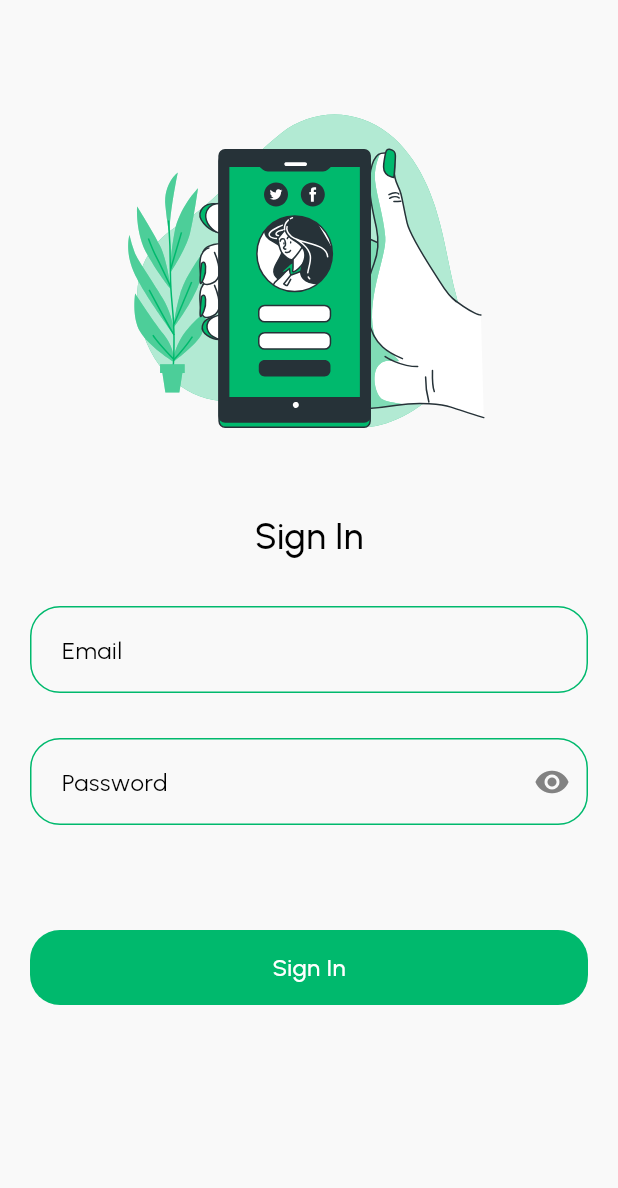
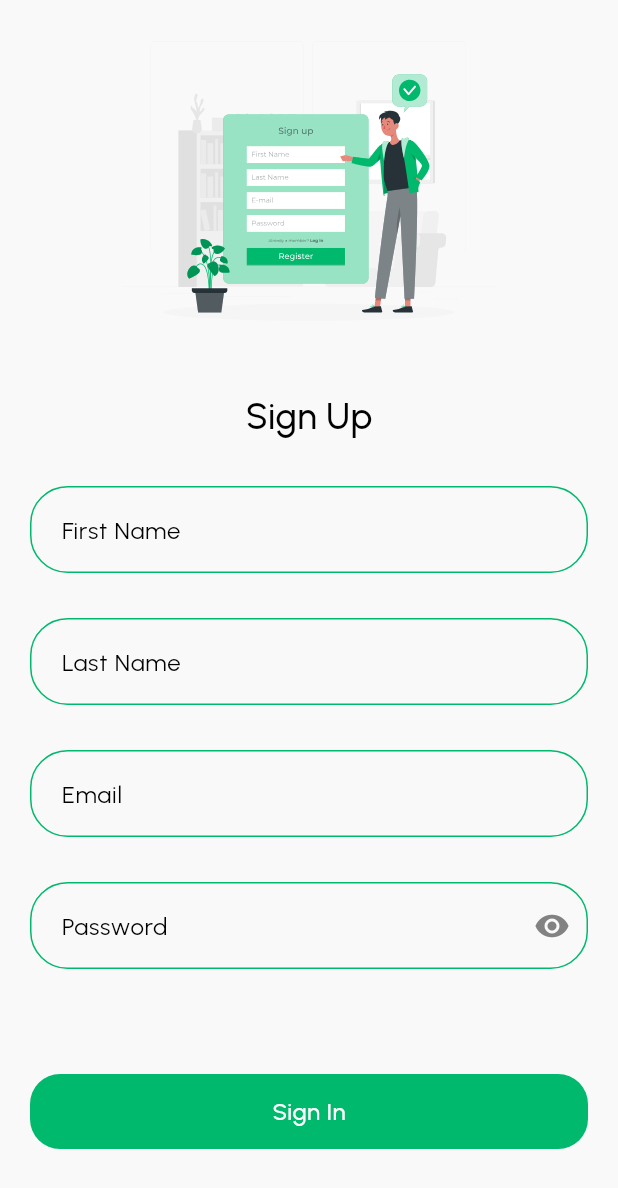
Before and after one commit to samrasugu/nutrimate, a Flutter app: the screen it shows after launch, on a phone screen of 412 x 824 dp. Shown: the top 1188 px of the screen. Run offline on Flutter 3.47's test engine with Material 3 defaults, Android fonts, the phone set to English and light mode, and no system bars; our stand-ins replace flutter_svg.

Commit message:
feat: sign up page

```diff
--- a/lib/domain/core/value_objects/app_strings.dart
+++ b/lib/domain/core/value_objects/app_strings.dart
@@ -2,3 +2,8 @@
 const String signInText = 'Sign In';
 const String emailString = 'Email';
 const String passwordString = 'Password';
+
+// sign up
+const String signUpText = 'Sign Up';
+const String firstNameString = 'First Name';
+const String lastNameString = 'Last Name';
--- a/lib/domain/core/value_objects/asset_strings.dart
+++ b/lib/domain/core/value_objects/asset_strings.dart
@@ -1 +1,2 @@
 const String loginEmailSvgPath = 'assets/images/sign_in_email.svg';
+const String signUpSvgPath = 'assets/images/sign_up.svg';
--- a/lib/main.dart
+++ b/lib/main.dart
@@ -1,6 +1,6 @@
 import 'package:flutter/material.dart';
 import 'package:nutrimate/presentation/core/theme/theme.dart';
-import 'package:nutrimate/presentation/onboarding/login/pages/login_page.dart';
+import 'package:nutrimate/presentation/onboarding/signup/pages/sign_up_page.dart';
 
 void main() {
   runApp(const MyApp());
@@ -15,7 +15,7 @@ class MyApp extends StatelessWidget {
       title: 'NutriMate',
       debugShowCheckedModeBanner: false,
       theme: AppTheme.getTheme(),
-      home: const LoginPage(),
+      home: const SignUpPage(),
     );
   }
 }
--- a/lib/presentation/core/widgets/custom_text_field.dart
+++ b/lib/presentation/core/widgets/custom_text_field.dart
@@ -65,7 +65,7 @@ class CustomTextField extends StatelessWidget {
           gapPadding: 4.0,
           borderRadius: const BorderRadius.all(
             Radius.circular(
-              20,
+              25,
             ),
           ),
         ),
@@ -76,7 +76,7 @@ class CustomTextField extends StatelessWidget {
           gapPadding: 4.0,
           borderRadius: BorderRadius.all(
             Radius.circular(
-              20,
+              25,
             ),
           ),
         ),
@@ -86,7 +86,7 @@ class CustomTextField extends StatelessWidget {
           ),
           borderRadius: const BorderRadius.all(
             Radius.circular(
-              20,
+              25,
             ),
           ),
         ),
--- /dev/null
+++ b/lib/presentation/onboarding/signup/pages/sign_up_page.dart
@@ -0,0 +1,133 @@
+import 'package:flutter/material.dart';
+import 'package:flutter/services.dart';
+import 'package:flutter_svg/svg.dart';
+import 'package:nutrimate/domain/core/value_objects/app_strings.dart';
+import 'package:nutrimate/domain/core/value_objects/asset_strings.dart';
+import 'package:nutrimate/presentation/core/theme/theme.dart';
+import 'package:nutrimate/presentation/core/widgets/custom_button.dart';
+import 'package:nutrimate/presentation/core/widgets/custom_text_field.dart';
+import 'package:nutrimate/presentation/global/spaces.dart';
+import 'package:nutrimate/presentation/global/text_themes.dart';
+
+class SignUpPage extends StatefulWidget {
+  const SignUpPage({super.key});
+
+  @override
+  State<SignUpPage> createState() => _SignUpPageState();
+}
+
+class _SignUpPageState extends State<SignUpPage> {
+  final TextEditingController firstNameController = TextEditingController();
+  final TextEditingController lastNameController = TextEditingController();
+  final TextEditingController emailController = TextEditingController();
+  final TextEditingController passwordController = TextEditingController();
+
+  final GlobalKey<FormState> _formKey = GlobalKey<FormState>();
+
+  @override
+  Widget build(BuildContext context) {
+    return Scaffold(
+      backgroundColor: AppColors.backgroundColor,
+      body: SafeArea(
+        child: Padding(
+          padding: const EdgeInsets.symmetric(horizontal: 20.0),
+          child: SingleChildScrollView(
+            child: Column(
+              children: <Widget>[
+                Form(
+                  key: _formKey,
+                  child: Column(
+                    children: <Widget>[
+                      // largeVerticalSizedBox,
+                      Center(
+                        child: SvgPicture.asset(
+                          signUpSvgPath,
+                          height: 250,
+                          width: 250,
+                        ),
+                      ),
+                      smallVerticalSizedBox,
+                      Text(
+                        signUpText,
+                        style: boldSize24Text(
+                          AppColors.blackColor,
+                        ),
+                      ),
+                      largeVerticalSizedBox,
+                      CustomTextField(
+                        controller: firstNameController,
+                        hintText: firstNameString,
+                        borderColor: AppColors.primaryColor,
+                        focusedBorderColor: Colors.transparent,
+                        inputFormatters: <TextInputFormatter>[
+                          FilteringTextInputFormatter.deny(
+                            RegExp(r'\s'),
+                          ),
+                        ],
+                      ),
+                      largeVerticalSizedBox,
+                      CustomTextField(
+                        controller: lastNameController,
+                        hintText: lastNameString,
+                        borderColor: AppColors.primaryColor,
+                        focusedBorderColor: Colors.transparent,
+                        inputFormatters: <TextInputFormatter>[
+                          FilteringTextInputFormatter.deny(
+                            RegExp(r'\s'),
+                          ),
+                        ],
+                      ),
+                      largeVerticalSizedBox,
+                      CustomTextField(
+                        controller: emailController,
+                        hintText: emailString,
+                        borderColor: AppColors.primaryColor,
+                        focusedBorderColor: Colors.transparent,
+                        inputFormatters: <TextInputFormatter>[
+                          FilteringTextInputFormatter.deny(
+                            RegExp(r'\s'),
+                          ),
+                        ],
+                      ),
+                      largeVerticalSizedBox,
+                      CustomTextField(
+                        controller: passwordController,
+                        hintText: passwordString,
+                        obscureText: true,
+                        borderColor: AppColors.primaryColor,
+                        focusedBorderColor: Colors.transparent,
+                        suffixIcon: const Icon(
+                          Icons.visibility,
+                          color: AppColors.greyTextColor,
+                        ),
+                        inputFormatters: <TextInputFormatter>[
+                          FilteringTextInputFormatter.deny(
+                            RegExp(r'\s'),
+                          ),
+                        ],
+                      ),
+                      size70VerticalSizedBox,
+                      SizedBox(
+                        width: double.infinity,
+                        height: 50,
+                        child: CustomButton(
+                          fillColor: AppColors.primaryColor,
+                          customBorderRadius: 20,
+                          text: signInText,
+                          onPressed: () {
+                            if (_formKey.currentState!.validate()) {}
+                          },
+                        ),
+                      ),
+                      size70VerticalSizedBox,
+                    ],
+                  ),
+                ),
+              ],
+            ),
+          ),
+        ),
+      ),
+    );
+  }
+}
--- a/lib/presentation/router/router_generator.dart
+++ b/lib/presentation/router/router_generator.dart
@@ -1,6 +1,7 @@
 import 'package:flutter/material.dart';
 import 'package:nutrimate/presentation/home/pages/home_page.dart';
 import 'package:nutrimate/presentation/onboarding/login/pages/login_page.dart';
+import 'package:nutrimate/presentation/onboarding/signup/pages/sign_up_page.dart';
 import 'package:nutrimate/presentation/router/routes.dart';
 
 class RouteGenerator {
@@ -13,6 +14,11 @@ class RouteGenerator {
           builder: (_) => const HomePage(),
           settings: const RouteSettings(name: 'Home Page'),
         );
+      case Routes.signup:
+        return MaterialPageRoute<SignUpPage>(
+          builder: (_) => const SignUpPage(),
+          settings: const RouteSettings(name: 'SignUp Page'),
+        );
       default:
         return MaterialPageRoute<LoginPage>(
           builder: (_) => const LoginPage(),
--- a/lib/presentation/router/routes.dart
+++ b/lib/presentation/router/routes.dart
@@ -1,6 +1,6 @@
 class Routes {
   static const String login = '/login';
-  static const String register = '/register';
+  static const String signup = '/register';
 
   static const String home = '/home';
   static const String profile = '/profile';
```
Also changed, not shown: assets/images/sign_up.svg (added).
